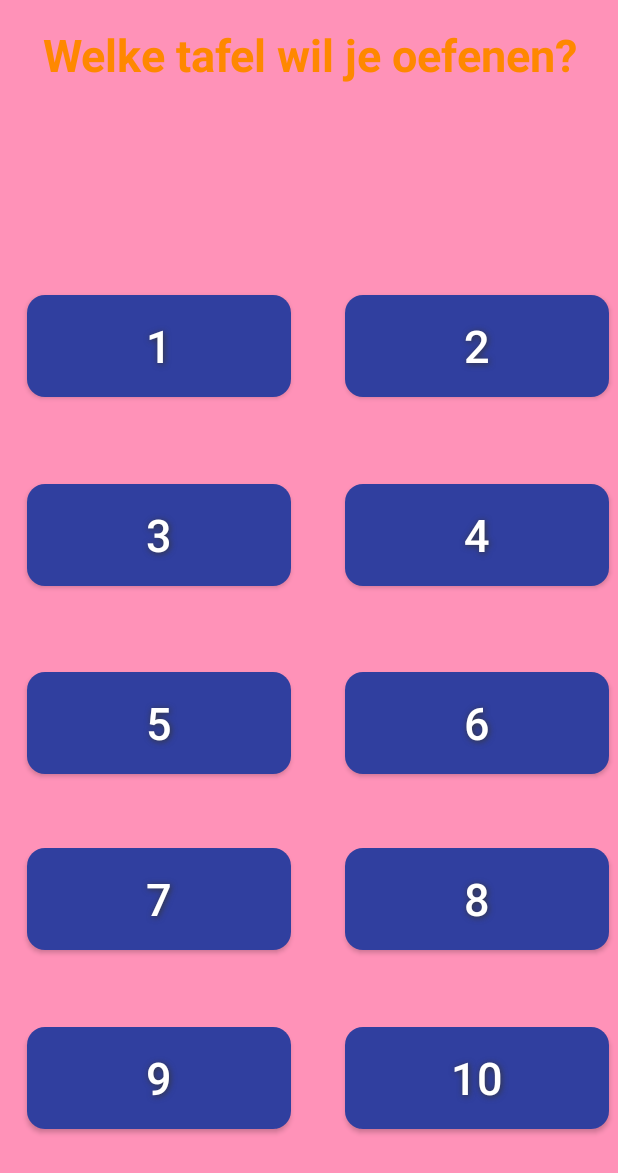
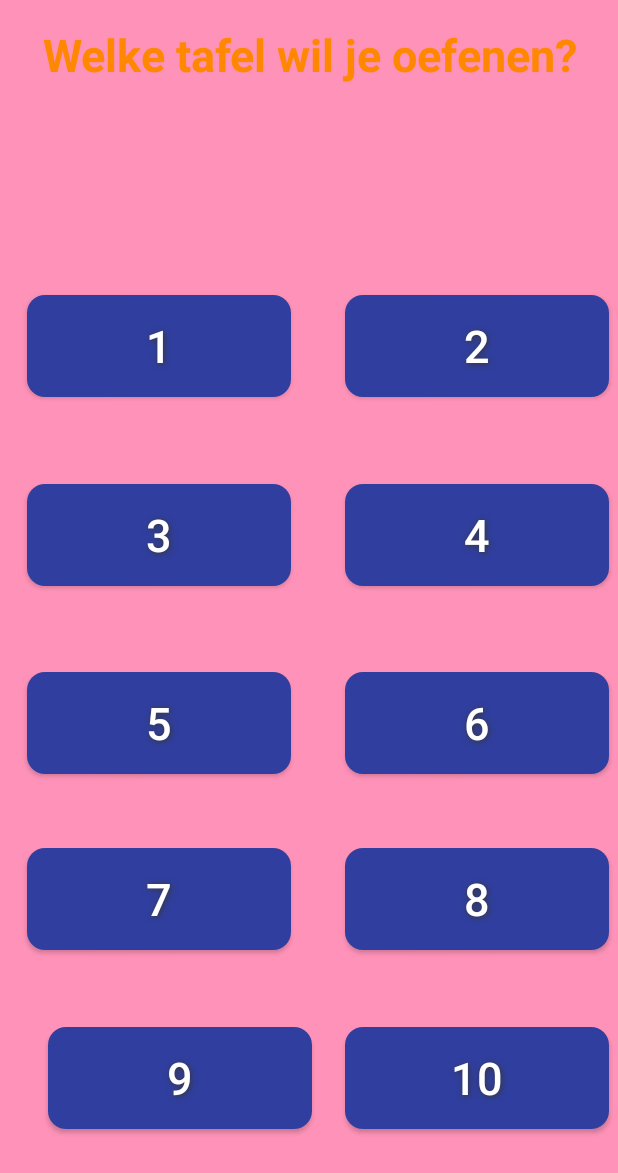
Before and after one commit to dannyvantol/hsleiden-ikpmd, an Android app: the ChooseTableActivity screen opened directly, with no data from a screen before it, on a phone screen of 412 x 824 dp. Shown: the top 1173 px of the screen. Run offline under Robolectric (Android 15) with nearby library versions, the phone set to English and light mode, and no system bars.

Commit message:
choose table activity en choose difficulty activity helamaal mooi.

```diff
--- a/app/src/main/res/layout/activity_choose_table.xml
+++ b/app/src/main/res/layout/activity_choose_table.xml
@@ -24,7 +24,7 @@
         tools:ignore="MissingConstraints" />
 
     <Button
-        android:id="@+id/knopTable7"
+        android:id="@+id/ButtonTable7"
         android:layout_width="176dp"
         android:layout_height="68dp"
 
@@ -34,6 +34,7 @@
         android:layout_marginBottom="8dp"
         android:background="@drawable/button"
         android:drawable="@drawable/shadow"
+        android:onClick="selectTable"
         android:shadowColor="#363636"
         android:shadowDx="1"
         android:shadowDy="1"
@@ -41,13 +42,13 @@
         android:text="7"
         android:textColor="#FFFFFF"
         android:textSize="30sp"
-        app:layout_constraintBottom_toTopOf="@+id/knopTable9"
-        app:layout_constraintEnd_toStartOf="@+id/knopTable8"
+        app:layout_constraintBottom_toTopOf="@+id/ButtonTable9"
+        app:layout_constraintEnd_toStartOf="@+id/ButtonTable8"
         app:layout_constraintStart_toStartOf="parent"
-        app:layout_constraintTop_toBottomOf="@+id/knopTable5" />
+        app:layout_constraintTop_toBottomOf="@+id/ButtonTable5" />
 
     <Button
-        android:id="@+id/knopTable8"
+        android:id="@+id/ButtonTable8"
         android:layout_width="176dp"
         android:layout_height="68dp"
 
@@ -56,6 +57,7 @@
         android:layout_marginBottom="8dp"
         android:background="@drawable/button"
         android:drawable="@drawable/shadow"
+        android:onClick="selectTable"
         android:shadowColor="#363636"
         android:shadowDx="1"
         android:shadowDy="1"
@@ -63,12 +65,12 @@
         android:text="8"
         android:textColor="#FFFFFF"
         android:textSize="30sp"
-        app:layout_constraintBottom_toTopOf="@+id/knopTable10"
+        app:layout_constraintBottom_toTopOf="@+id/ButtonTable10"
         app:layout_constraintEnd_toEndOf="parent"
-        app:layout_constraintTop_toBottomOf="@+id/knopTable6" />
+        app:layout_constraintTop_toBottomOf="@+id/ButtonTable6" />
 
     <Button
-        android:id="@+id/knopTable9"
+        android:id="@+id/ButtonTable9"
         android:layout_width="176dp"
         android:layout_height="68dp"
 
@@ -78,6 +80,7 @@
         android:layout_marginBottom="32dp"
         android:background="@drawable/button"
         android:drawable="@drawable/shadow"
+        android:onClick="selectTable"
         android:shadowColor="#363636"
         android:shadowDx="1"
         android:shadowDy="1"
@@ -86,12 +89,13 @@
         android:textColor="#FFFFFF"
         android:textSize="30sp"
         app:layout_constraintBottom_toBottomOf="parent"
-        app:layout_constraintEnd_toStartOf="@+id/knopTable10"
+        app:layout_constraintEnd_toStartOf="@+id/ButtonTable10"
+        app:layout_constraintHorizontal_bias="1.0"
         app:layout_constraintStart_toStartOf="parent"
-        app:layout_constraintTop_toBottomOf="@+id/knopTable7" />
+        app:layout_constraintTop_toBottomOf="@+id/ButtonTable7" />
 
     <Button
-        android:id="@+id/knopTable10"
+        android:id="@+id/ButtonTable10"
         android:layout_width="176dp"
         android:layout_height="68dp"
 
@@ -100,6 +104,7 @@
         android:layout_marginBottom="32dp"
         android:background="@drawable/button"
         android:drawable="@drawable/shadow"
+        android:onClick="selectTable"
         android:shadowColor="#363636"
         android:shadowDx="1"
         android:shadowDy="1"
@@ -109,10 +114,10 @@
         android:textSize="30sp"
         app:layout_constraintBottom_toBottomOf="parent"
         app:layout_constraintEnd_toEndOf="parent"
-        app:layout_constraintTop_toBottomOf="@+id/knopTable8" />
+        app:layout_constraintTop_toBottomOf="@+id/ButtonTable8" />
 
     <Button
-        android:id="@+id/KnopTable1"
+        android:id="@+id/ButtonTable1"
         android:layout_width="176dp"
         android:layout_height="68dp"
 
@@ -122,6 +127,7 @@
         android:layout_marginBottom="9dp"
         android:background="@drawable/button"
         android:drawable="@drawable/shadow"
+        android:onClick="selectTable"
         android:shadowColor="#363636"
         android:shadowDx="1"
         android:shadowDy="1"
@@ -129,13 +135,13 @@
         android:text="1"
         android:textColor="#FFFFFF"
         android:textSize="30sp"
-        app:layout_constraintBottom_toTopOf="@+id/knopTable3"
-        app:layout_constraintEnd_toStartOf="@+id/knopTable2"
+        app:layout_constraintBottom_toTopOf="@+id/ButtonTable3"
+        app:layout_constraintEnd_toStartOf="@+id/ButtonTable2"
         app:layout_constraintStart_toStartOf="parent"
         app:layout_constraintTop_toBottomOf="@+id/textView3" />
 
     <Button
-        android:id="@+id/knopTable3"
+        android:id="@+id/ButtonTable3"
         android:layout_width="176dp"
         android:layout_height="68dp"
 
@@ -145,6 +151,7 @@
         android:layout_marginBottom="11dp"
         android:background="@drawable/button"
         android:drawable="@drawable/shadow"
+        android:onClick="selectTable"
         android:shadowColor="#363636"
         android:shadowDx="1"
         android:shadowDy="1"
@@ -152,13 +159,13 @@
         android:text="3"
         android:textColor="#FFFFFF"
         android:textSize="30sp"
-        app:layout_constraintBottom_toTopOf="@+id/knopTable5"
-        app:layout_constraintEnd_toStartOf="@+id/knopTable4"
+        app:layout_constraintBottom_toTopOf="@+id/ButtonTable5"
+        app:layout_constraintEnd_toStartOf="@+id/ButtonTable4"
         app:layout_constraintStart_toStartOf="parent"
-        app:layout_constraintTop_toBottomOf="@+id/KnopTable1" />
+        app:layout_constraintTop_toBottomOf="@+id/ButtonTable1" />
 
     <Button
-        android:id="@+id/knopTable4"
+        android:id="@+id/ButtonTable4"
         android:layout_width="176dp"
         android:layout_height="68dp"
 
@@ -167,6 +174,7 @@
         android:layout_marginBottom="11dp"
         android:background="@drawable/button"
         android:drawable="@drawable/shadow"
+        android:onClick="selectTable"
         android:shadowColor="#363636"
         android:shadowDx="1"
         android:shadowDy="1"
@@ -174,12 +182,12 @@
         android:text="4"
         android:textColor="#FFFFFF"
         android:textSize="30sp"
-        app:layout_constraintBottom_toTopOf="@+id/knopTable6"
+        app:layout_constraintBottom_toTopOf="@+id/ButtonTable6"
         app:layout_constraintEnd_toEndOf="parent"
-        app:layout_constraintTop_toBottomOf="@+id/knopTable2" />
+        app:layout_constraintTop_toBottomOf="@+id/ButtonTable2" />
 
     <Button
-        android:id="@+id/knopTable5"
+        android:id="@+id/ButtonTable5"
         android:layout_width="176dp"
         android:layout_height="68dp"
 
@@ -189,6 +197,7 @@
         android:layout_marginBottom="8dp"
         android:background="@drawable/button"
         android:drawable="@drawable/shadow"
+        android:onClick="selectTable"
         android:shadowColor="#363636"
         android:shadowDx="1"
         android:shadowDy="1"
@@ -196,13 +205,13 @@
         android:text="5"
         android:textColor="#FFFFFF"
         android:textSize="30sp"
-        app:layout_constraintBottom_toTopOf="@+id/knopTable7"
-        app:layout_constraintEnd_toStartOf="@+id/knopTable6"
+        app:layout_constraintBottom_toTopOf="@+id/ButtonTable7"
+        app:layout_constraintEnd_toStartOf="@+id/ButtonTable6"
         app:layout_constraintStart_toStartOf="parent"
-        app:layout_constraintTop_toBottomOf="@+id/knopTable3" />
+        app:layout_constraintTop_toBottomOf="@+id/ButtonTable3" />
 
     <Button
-        android:id="@+id/knopTable6"
+        android:id="@+id/ButtonTable6"
         android:layout_width="176dp"
         android:layout_height="68dp"
 
@@ -218,12 +227,12 @@
         android:text="6"
         android:textColor="#FFFFFF"
         android:textSize="30sp"
-        app:layout_constraintBottom_toTopOf="@+id/knopTable8"
+        app:layout_constraintBottom_toTopOf="@+id/ButtonTable8"
         app:layout_constraintEnd_toEndOf="parent"
-        app:layout_constraintTop_toBottomOf="@+id/knopTable4" />
+        app:layout_constraintTop_toBottomOf="@+id/ButtonTable4" />
 
     <Button
-        android:id="@+id/knopTable2"
+        android:id="@+id/ButtonTable2"
         android:layout_width="176dp"
         android:layout_height="68dp"
 
@@ -232,6 +241,7 @@
         android:layout_marginBottom="9dp"
         android:background="@drawable/button"
         android:drawable="@drawable/shadow"
+        android:onClick="selectTable"
         android:shadowColor="#363636"
         android:shadowDx="1"
         android:shadowDy="1"
@@ -239,7 +249,7 @@
         android:text="2"
         android:textColor="#FFFFFF"
         android:textSize="30sp"
-        app:layout_constraintBottom_toTopOf="@+id/knopTable4"
+        app:layout_constraintBottom_toTopOf="@+id/ButtonTable4"
         app:layout_constraintEnd_toEndOf="parent"
         app:layout_constraintTop_toBottomOf="@+id/textView3" />
     />
--- a/app/src/main/res/layout/activity_main.xml
+++ b/app/src/main/res/layout/activity_main.xml
@@ -24,20 +24,20 @@
         app:layout_constraintVertical_bias="0.645">
 
         <Button
-            android:id="@+id/KnopOefenen"
+            android:id="@+id/ButtonOefenen"
             android:layout_width="match_parent"
             android:layout_height="80dp"
 
             android:layout_marginBottom="10dp"
             android:background="@drawable/button"
+            android:drawable="@drawable/shadow"
             android:shadowColor="#363636"
             android:shadowDx="1"
             android:shadowDy="1"
             android:shadowRadius="5"
             android:text="Oefenen"
             android:textColor="#FFFFFF"
-            android:textSize="30sp"
-            android:drawable="@drawable/shadow"/>
+            android:textSize="30sp" />
 
         <Button
             android:id="@+id/KnopToetsen"
```
Also changed, not shown: app/src/main/AndroidManifest.xml (+4 -4 lines), app/src/main/java/org/bitbucket/dannyvantol/rekenlokaal/ChooseDifficultyActivity.java (added, +43 -0 lines), app/src/main/java/org/bitbucket/dannyvantol/rekenlokaal/ChooseTableActivity.java (+50 -0 lines), app/src/main/java/org/bitbucket/dannyvantol/rekenlokaal/MainActivity.java (+12 -1 lines), app/src/main/res/layout/activity_choose_difficulty.xml (added, +72 -0 lines).
